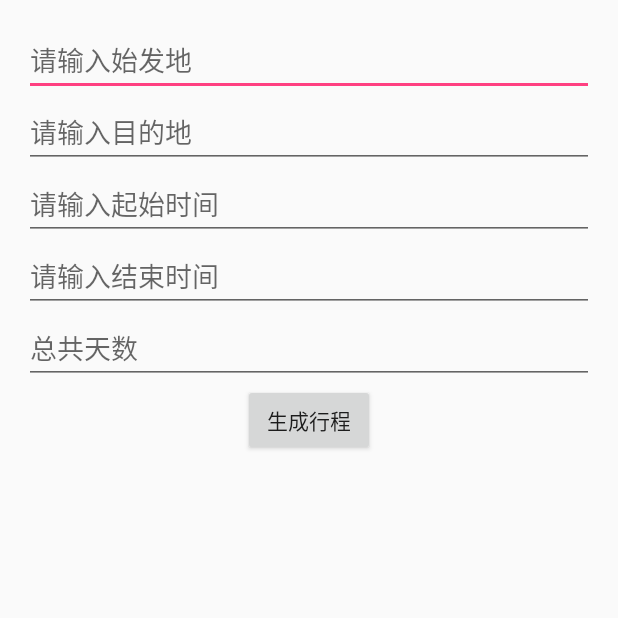
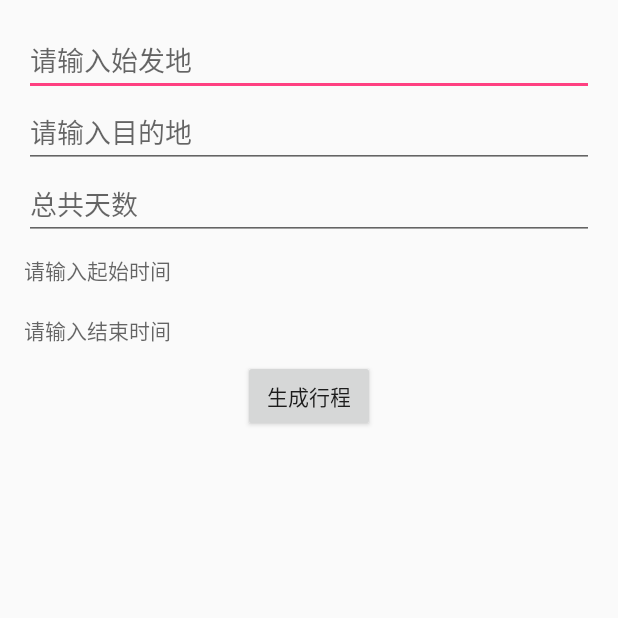
Before and after one commit to THEONE10211024/ProjectX, an Android app: the screen it shows after launch (InfoActivity), on a phone screen of 412 x 824 dp, the top half of it. Run offline under Robolectric (Android 15) with nearby library versions, the phone set to English and light mode, and no system bars; our stand-ins replace ButterKnife; libraries missing offline, so code that uses them is left out: de.greenrobot.event.

Commit message:
调整UI

```diff
--- a/app/src/main/java/theone/medusa/pers/projectx/activity/InfoActivity.java
+++ b/app/src/main/java/theone/medusa/pers/projectx/activity/InfoActivity.java
@@ -12,11 +12,11 @@ import android.view.WindowManager;
 import android.widget.Button;
 import android.widget.DatePicker;
 import android.widget.EditText;
+import android.widget.TextView;
 
 import butterknife.Bind;
 import butterknife.ButterKnife;
 import butterknife.OnClick;
-import butterknife.OnFocusChange;
 import de.greenrobot.event.EventBus;
 import theone.medusa.pers.projectx.R;
 import theone.medusa.pers.projectx.event.JourneyEvent;
@@ -28,9 +28,9 @@ public class InfoActivity extends AppCompatActivity {
     @Bind(R.id.et_end_place)
     EditText etEndPlace;
     @Bind(R.id.et_start_time)
-    EditText etStartTime;
+    TextView tvStartTime;
     @Bind(R.id.et_end_time)
-    EditText etEndTime;
+    TextView tvEndTime;
     @Bind(R.id.et_days)
     EditText etDays;
     @Bind(R.id.btn_journey_start)
@@ -43,27 +43,27 @@ public class InfoActivity extends AppCompatActivity {
         ButterKnife.bind(this);
     }
 
-    @OnFocusChange({R.id.et_start_time, R.id.et_end_time})
-    public void onFocusChange(View view, boolean hasFocus) {
-        if (hasFocus) {
-            this.showDialog(view.getId());
-        }
+    @OnClick({R.id.et_start_time, R.id.et_end_time})
+    public void onTimeChange(View view) {
+        this.showDialog(view.getId());
     }
 
     @OnClick(R.id.btn_journey_start)
-    public void startJourneyListActivity(){
-        startActivity(new Intent(this,JourneyListActivity.class));
+    public void startJourneyListActivity() {
+        startActivity(new Intent(this, JourneyListActivity.class));
         EventBus.getDefault().postSticky(getJourenyInfo());
     }
-    private JourneyEvent getJourenyInfo(){
+
+    private JourneyEvent getJourenyInfo() {
         JourneyEvent journeyEvent = new JourneyEvent();
         journeyEvent.setStartPlace(etStartPlace.getText().toString());
         journeyEvent.setEndPlace(etEndPlace.getText().toString());
-        journeyEvent.setStartTime(etStartTime.getText().toString());
-        journeyEvent.setEndTime(etEndTime.getText().toString());
+        journeyEvent.setStartTime(tvStartTime.getText().toString());
+        journeyEvent.setEndTime(tvEndTime.getText().toString());
         journeyEvent.setDayCount(Integer.parseInt(etDays.getText().toString()));
         return journeyEvent;
     }
+
     @Override
     protected Dialog onCreateDialog(final int id) {
         Dialog dialog = new Dialog(this);
@@ -80,12 +80,12 @@ public class InfoActivity extends AppCompatActivity {
         btnOk.setOnClickListener(new View.OnClickListener() {
             @Override
             public void onClick(View v) {
-                String date = String.format("%d-%02d-%02d",datePicker.getYear(),datePicker.getMonth()+1,datePicker.getDayOfMonth());
-                if (etStartTime.getId() == id) {
-                    etStartTime.setText(date);
-//                    etStartTime.setText("2015-12-23");
+                String date = String.format("%d-%02d-%02d", datePicker.getYear(), datePicker.getMonth() + 1, datePicker.getDayOfMonth());
+                if (tvStartTime.getId() == id) {
+                    tvStartTime.setText(date);
+//                    tvStartTime.setText("2015-12-23");
                 } else {
-                    etEndTime.setText(date);
+                    tvEndTime.setText(date);
                 }
                 dismissDialog(id);
             }
--- a/app/src/main/java/theone/medusa/pers/projectx/activity/JourneyListActivity.java
+++ b/app/src/main/java/theone/medusa/pers/projectx/activity/JourneyListActivity.java
@@ -1,5 +1,6 @@
 package theone.medusa.pers.projectx.activity;
 
+import android.graphics.Color;
 import android.os.Bundle;
 import android.support.v7.app.AppCompatActivity;
 import android.support.v7.widget.LinearLayoutManager;
@@ -38,13 +39,13 @@ public class JourneyListActivity extends AppCompatActivity {
         setContentView(R.layout.activity_journey_list);
         ButterKnife.bind(this);
         EventBus.getDefault().registerSticky(this);
-
     }
 
     public void onEventMainThread(JourneyEvent event) {
         journeyListAdapter = new JourneyListAdapter(createMockData(event));
         rvJourneyList.setAdapter(journeyListAdapter);
         rvJourneyList.setLayoutManager(new LinearLayoutManager(this));
+//        rvJourneyList.
     }
 
     private List<JourneyBean> createMockData(JourneyEvent event) {
@@ -55,7 +56,7 @@ public class JourneyListActivity extends AppCompatActivity {
         while (!timeIterator.after(endTime)){
             int week = timeIterator.get(Calendar.DAY_OF_WEEK)-1;
             if(week != 6 && week != 0){
-                days.add(calendar2String(startTime, "yyyy-MM-dd"));
+                days.add(calendar2String(startTime, "MM-dd"));
             }
             timeIterator.add(Calendar.DAY_OF_MONTH, 1);
         }
--- a/app/src/main/res/layout/activity_info.xml
+++ b/app/src/main/res/layout/activity_info.xml
@@ -22,22 +22,24 @@
     <EditText
         android:layout_width="match_parent"
         android:layout_height="wrap_content"
-        android:id="@+id/et_start_time"
-        android:hint="请输入起始时间" />
-
-    <EditText
-        android:layout_width="match_parent"
-        android:layout_height="wrap_content"
-        android:id="@+id/et_end_time"
-        android:hint="请输入结束时间" />
-
-    <EditText
-        android:layout_width="match_parent"
-        android:layout_height="wrap_content"
         android:inputType="number"
         android:ems="10"
         android:id="@+id/et_days"
         android:hint="总共天数" />
+
+    <TextView
+        android:layout_width="match_parent"
+        android:layout_height="40dp"
+        android:gravity="center_vertical"
+        android:id="@+id/et_start_time"
+        android:hint="请输入起始时间" />
+
+    <TextView
+        android:layout_width="match_parent"
+        android:layout_height="40dp"
+        android:gravity="center_vertical"
+        android:id="@+id/et_end_time"
+        android:hint="请输入结束时间" />
 
     <Button
         android:layout_width="wrap_content"
--- a/app/src/main/res/layout/layout_popdialog.xml
+++ b/app/src/main/res/layout/layout_popdialog.xml
@@ -13,14 +13,14 @@
 
     <RelativeLayout
         android:layout_width="fill_parent"
-        android:layout_height="100dp"
+        android:layout_height="50dp"
         android:gravity="center"
         android:orientation="horizontal" >
 
         <Button
             android:id="@+id/btnCancel"
             android:layout_width="76dp"
-            android:layout_height="fill_parent"
+            android:layout_height="match_parent"
             android:layout_alignParentLeft="true"
             android:text="取消"
             android:textColor="@color/c292e36"
@@ -62,7 +62,7 @@
 
     <DatePicker
         android:layout_width="wrap_content"
-        android:layout_height="wrap_content"
+        android:layout_height="300dp"
         android:id="@+id/datePicker" />
 
     <View
```
Also changed, not shown: app/src/main/res/layout/activity_journey_list.xml (+6 -2 lines), app/src/main/res/layout/layout_journey_item.xml (+25 -6 lines), app/src/main/res/values/colors.xml (+7 -0 lines), 1 other file.
